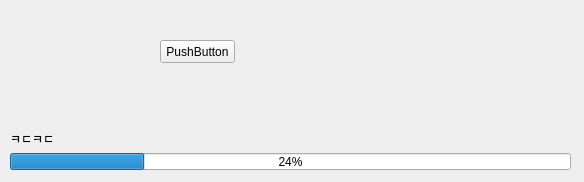
CSID-DGU/2017-2-CECD-BirdSound-1, file 3D_Face_scanning.vc140/MainQtApplication/initializemodule.ui: the form before one commit.
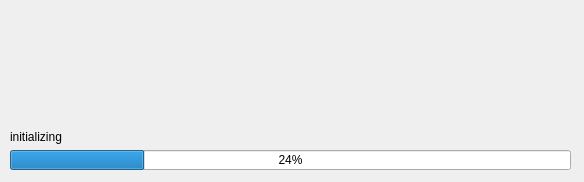
The form after the commit.

What changed in the file:
```diff
--- a/3D_Face_scanning.vc140/MainQtApplication/initializemodule.ui
+++ b/3D_Face_scanning.vc140/MainQtApplication/initializemodule.ui
@@ -35,7 +35,7 @@
     <item>
      <widget class="QLabel" name="label">
       <property name="text">
-       <string>ㅋㄷㅋㄷ</string>
+       <string>initializing</string>
       </property>
      </widget>
     </item>
@@ -51,19 +51,6 @@
     </item>
    </layout>
   </widget>
-  <widget class="QPushButton" name="pushButton">
-   <property name="geometry">
-    <rect>
-     <x>160</x>
-     <y>40</y>
-     <width>75</width>
-     <height>23</height>
-    </rect>
-   </property>
-   <property name="text">
-    <string>PushButton</string>
-   </property>
-  </widget>
  </widget>
  <resources/>
  <connections/>
```
